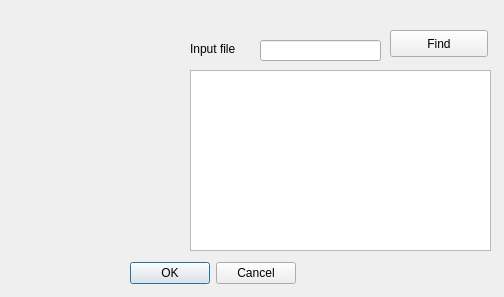
BacktoMars/QT_OPENGL_CUDA, file mainform.ui: the form before one commit.
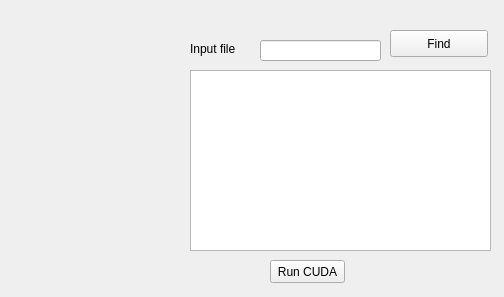
The form after the commit.

Commit message: Updated: once the button is pushed, a cuda kernel will be called.

Patch:
```diff
--- a/mainform.ui
+++ b/mainform.ui
@@ -13,19 +13,6 @@
   <property name="windowTitle">
    <string>Form</string>
   </property>
-  <widget class="QDialogButtonBox" name="buttonBox">
-   <property name="geometry">
-    <rect>
-     <x>120</x>
-     <y>260</y>
-     <width>176</width>
-     <height>27</height>
-    </rect>
-   </property>
-   <property name="standardButtons">
-    <set>QDialogButtonBox::Cancel|QDialogButtonBox::Ok</set>
-   </property>
-  </widget>
   <widget class="QWidget" name="verticalLayoutWidget">
    <property name="geometry">
     <rect>
@@ -83,6 +70,19 @@
     </rect>
    </property>
   </widget>
+  <widget class="QPushButton" name="pushButton_RUNCUDA">
+   <property name="geometry">
+    <rect>
+     <x>270</x>
+     <y>260</y>
+     <width>75</width>
+     <height>23</height>
+    </rect>
+   </property>
+   <property name="text">
+    <string>Run CUDA</string>
+   </property>
+  </widget>
  </widget>
  <resources/>
  <connections/>
```
The commit also changes 10 other files.
